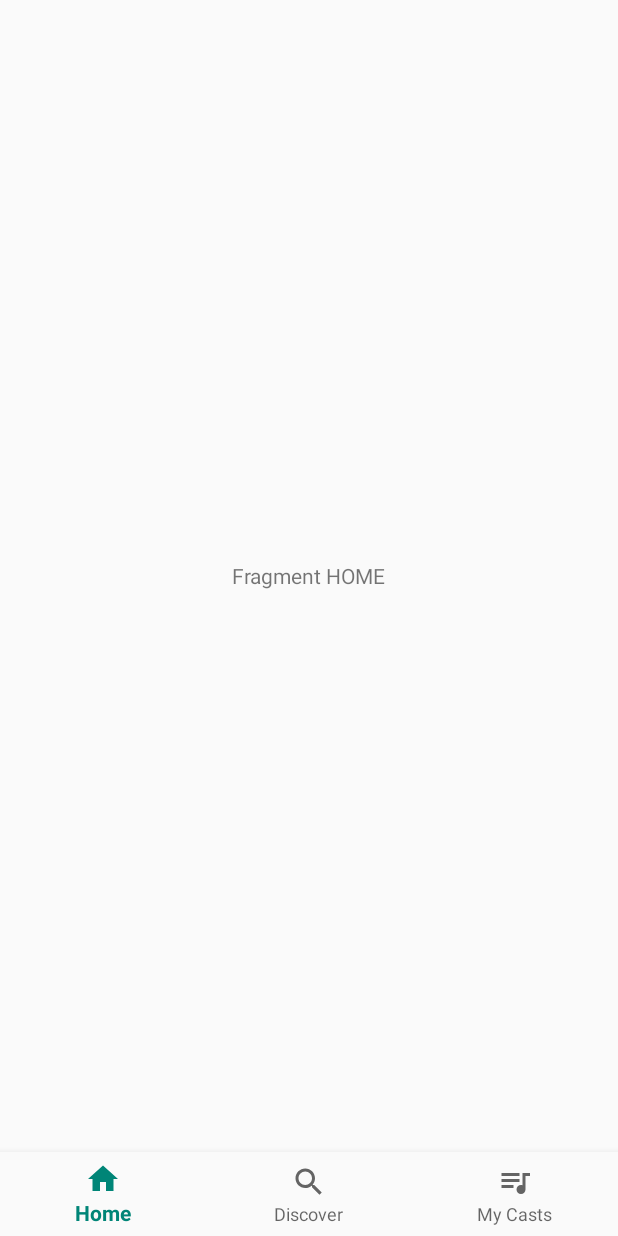
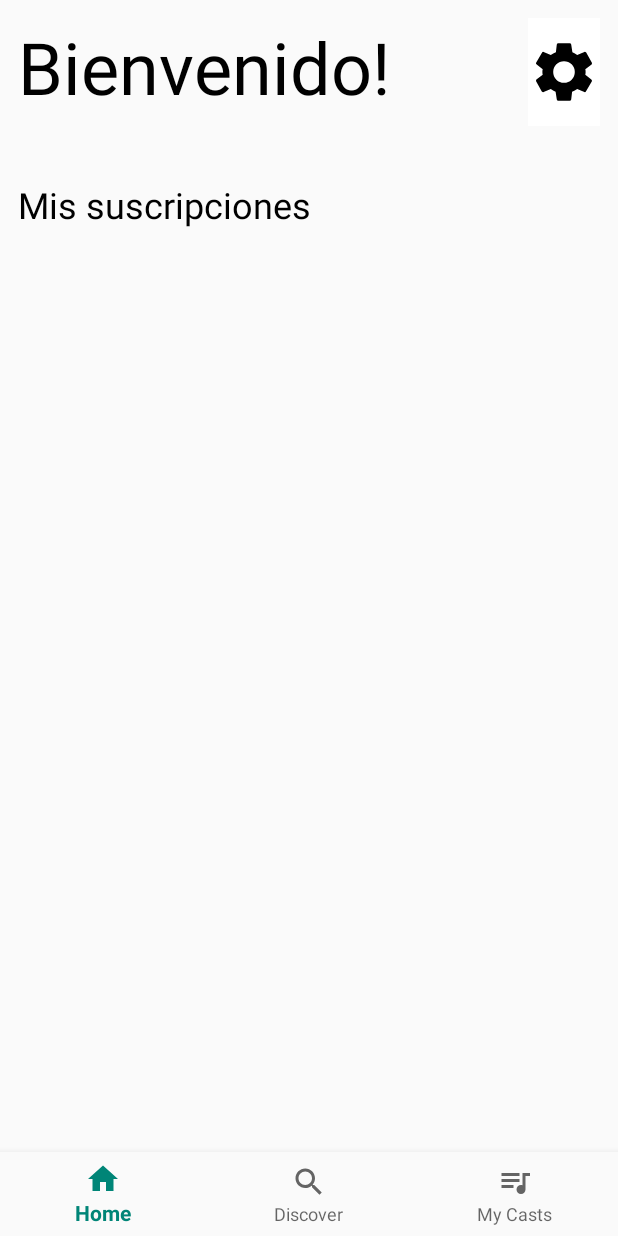
Before and after one commit to AlvaroMoranDEV/CastDroid, an Android app: the screen it shows after launch (MainActivity), on a phone screen of 412 x 824 dp. Run offline under Robolectric (Android 15) with nearby library versions, the phone set to English and light mode, and no system bars.

Commit message:
UI Improvements

```diff
--- /dev/null
+++ b/app/src/main/res/drawable/ic_button_settings_black_48dp.xml
@@ -0,0 +1,4 @@
+<vector android:height="48dp" android:viewportHeight="24"
+    android:viewportWidth="24" android:width="48dp" xmlns:android="http://schemas.android.com/apk/res/android">
+    <path android:fillColor="#FF000000" android:pathData="M19.1,12.9a2.8,2.8 0,0 0,0.1 -0.9,2.8 2.8,0 0,0 -0.1,-0.9l2.1,-1.6a0.7,0.7 0,0 0,0.1 -0.6L19.4,5.5a0.7,0.7 0,0 0,-0.6 -0.2l-2.4,1a6.5,6.5 0,0 0,-1.6 -0.9l-0.4,-2.6a0.5,0.5 0,0 0,-0.5 -0.4H10.1a0.5,0.5 0,0 0,-0.5 0.4L9.3,5.4a5.6,5.6 0,0 0,-1.7 0.9l-2.4,-1a0.4,0.4 0,0 0,-0.5 0.2l-2,3.4c-0.1,0.2 0,0.4 0.2,0.6l2,1.6a2.8,2.8 0,0 0,-0.1 0.9,2.8 2.8,0 0,0 0.1,0.9L2.8,14.5a0.7,0.7 0,0 0,-0.1 0.6l1.9,3.4a0.7,0.7 0,0 0,0.6 0.2l2.4,-1a6.5,6.5 0,0 0,1.6 0.9l0.4,2.6a0.5,0.5 0,0 0,0.5 0.4h3.8a0.5,0.5 0,0 0,0.5 -0.4l0.3,-2.6a5.6,5.6 0,0 0,1.7 -0.9l2.4,1a0.4,0.4 0,0 0,0.5 -0.2l2,-3.4c0.1,-0.2 0,-0.4 -0.2,-0.6ZM12,15.6A3.6,3.6 0,1 1,15.6 12,3.6 3.6,0 0,1 12,15.6Z"/>
+</vector>
--- a/app/src/main/res/layout/activity_main.xml
+++ b/app/src/main/res/layout/activity_main.xml
@@ -33,7 +33,8 @@
         app:layout_constraintEnd_toEndOf="parent"
         app:layout_constraintStart_toStartOf="parent"
         app:layout_constraintTop_toTopOf="parent"
-        />
+        >
+    </FrameLayout>
 
     <!-- Footer -->
     <com.google.android.material.bottomnavigation.BottomNavigationView
--- a/app/src/main/res/layout/fragment_home.xml
+++ b/app/src/main/res/layout/fragment_home.xml
@@ -2,13 +2,47 @@
 <RelativeLayout xmlns:android="http://schemas.android.com/apk/res/android"
     android:layout_width="match_parent" android:layout_height="match_parent">
 
+    <!-- HEADER -->
+    <ImageButton
+        android:id="@+id/home_settingsButton"
+        android:layout_width="48dp"
+        android:layout_height="72dp"
+        android:layout_alignParentTop="true"
+        android:layout_alignParentEnd="true"
+        android:layout_marginTop="12dp"
+        android:layout_marginEnd="12dp"
+        android:src="@drawable/ic_button_settings_black_48dp"
+        android:background="@color/cardview_light_background"/>
+
     <TextView
-    android:id="@+id/textView"
-    android:layout_width="wrap_content"
-    android:layout_height="wrap_content"
-    android:layout_centerVertical="true"
-    android:layout_centerHorizontal="true"
-    android:text="Fragment HOME" />
+        android:id="@+id/home_title"
+        android:layout_width="wrap_content"
+        android:layout_height="72dp"
+        android:layout_alignParentStart="true"
+        android:layout_alignParentTop="true"
+        android:layout_marginStart="12dp"
+        android:layout_marginTop="12dp"
+        android:layout_marginEnd="12dp"
+        android:layout_toStartOf="@+id/home_settingsButton"
+        android:text="@string/home_welcome"
+        android:textAppearance="@style/TextTitleLight"/>
+
+    <TextView
+        android:id="@+id/home_subsSectionTitle"
+        android:layout_width="wrap_content"
+        android:layout_height="36dp"
+        android:layout_below="@+id/home_title"
+        android:layout_alignParentStart="true"
+        android:layout_alignParentEnd="true"
+        android:layout_marginStart="12dp"
+        android:layout_marginEnd="12dp"
+        android:layout_marginTop="36dp"
+        android:text="@string/home_mySubs"
+        android:textAppearance="@style/TextTitleSectionLight"/>
+
+    <androidx.recyclerview.widget.RecyclerView
+        android:layout_width="wrap_content"
+        android:layout_height="wrap_content" />
 
 
 </RelativeLayout>
--- a/app/src/main/res/values/strings.xml
+++ b/app/src/main/res/values/strings.xml
@@ -4,4 +4,9 @@
     <string name="navigation_discover">Discover</string>
     <string name="navigation_my_casts">My Casts</string>
 
+    <string name="home_welcome">Bienvenido!</string>
+    <string name="home_mySubs">Mis suscripciones</string>
+    <string name="home_recom">Recomendados</string>
+    <string name="home_themes">Por temas</string>
+
 </resources>
--- a/app/src/main/res/values/styles.xml
+++ b/app/src/main/res/values/styles.xml
@@ -17,4 +17,20 @@
 
     <style name="AppTheme.PopupOverlay" parent="ThemeOverlay.AppCompat.Light" />
 
+
+    <!-- Text styles - white-->
+    <style name="TextTitleLight">
+        <item name="android:textColor">#000000</item>
+        <item name="android:textStyle">normal</item>
+        <item name="android:textSize">48dp</item>
+    </style>
+
+    <style name="TextTitleSectionLight">
+        <item name="android:textColor">#000000</item>
+        <item name="android:textStyle">normal</item>
+        <item name="android:textSize">24dp</item>
+    </style>
+
+
+
 </resources>
```
Also changed, not shown: 1 other file.
